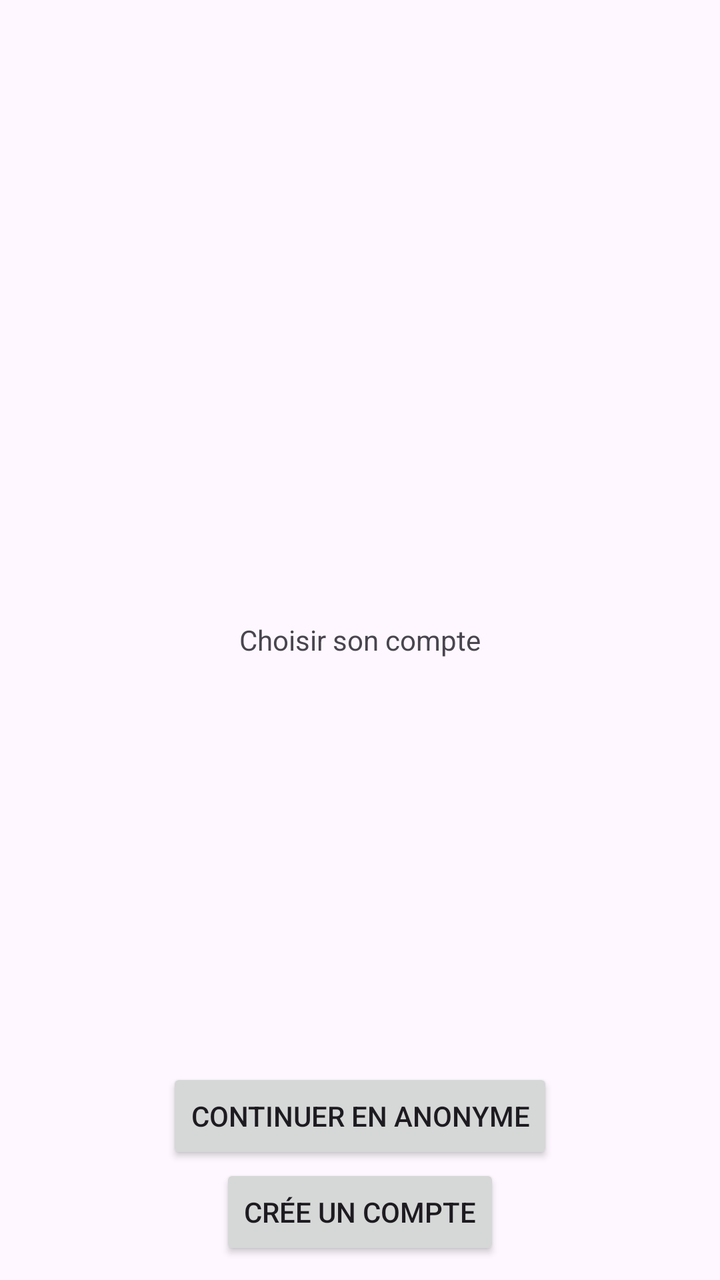
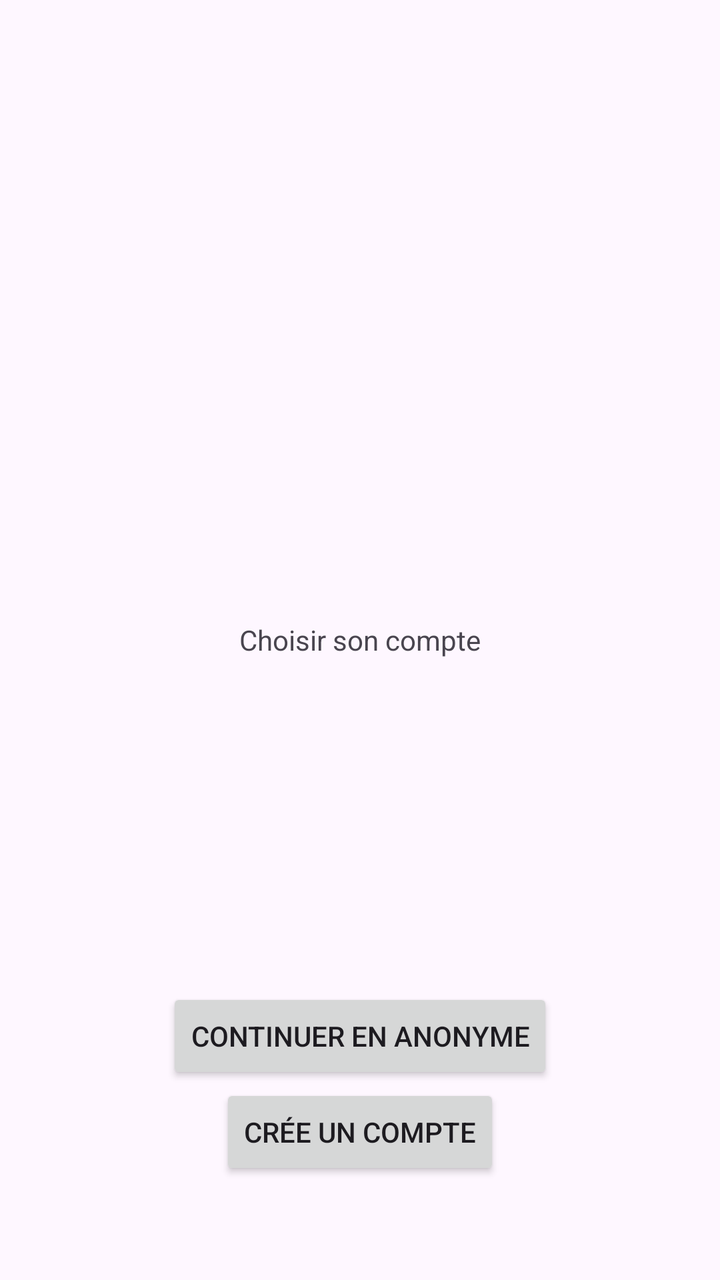

The first picture is an Android layout as it rendered before a commit; the second is the same layout after the commit. The layout source and the unified diff follow.
<!-- AndroidManifest.xml: application theme Theme.MiniProjet -->
<!-- res/layout/activity_main.xml -->
<?xml version="1.0" encoding="utf-8"?>
<RelativeLayout xmlns:android="http://schemas.android.com/apk/res/android"
    xmlns:app="http://schemas.android.com/apk/res-auto"
    xmlns:tools="http://schemas.android.com/tools"
    android:id="@+id/main"
    android:layout_width="match_parent"
    android:layout_height="match_parent"
    tools:context=".MainActivity">

    <LinearLayout
        android:layout_width="wrap_content"
        android:layout_height="wrap_content"
        android:gravity="center"
        android:layout_centerInParent="true"
        android:orientation="vertical">

        <TextView
            android:layout_width="wrap_content"
            android:layout_height="wrap_content"
            android:text="@string/Main_main_title"/>


    </LinearLayout>

    <LinearLayout
        android:layout_width="wrap_content"
        android:layout_height="wrap_content"
        android:layout_alignParentBottom="true"
        android:layout_centerInParent="true"
        android:orientation="vertical"
        android:gravity="center"
        android:layout_marginBottom="10dp">
        <Button
            android:layout_width="wrap_content"
            android:layout_height="wrap_content"
            android:text="@string/Main_btn_Ano"
            android:id="@+id/Main_btn_Ano"/>

        <Button
            android:layout_width="wrap_content"
            android:layout_height="wrap_content"
            android:text="@string/Main_btn_crea"
            android:id="@+id/Main_btn_crea"/>
    </LinearLayout>

</RelativeLayout>
<!-- resources referenced by this layout -->
<resources>
  <string name="Main_btn_Ano">Continuer en anonyme</string>
  <string name="Main_btn_crea">Crée un compte</string>
  <string name="Main_main_title">Choisir son compte</string>
  <style name="Theme.MiniProjet" parent="Base.Theme.MiniProjet" />
  <style name="Base.Theme.MiniProjet" parent="Theme.Material3.DayNight.NoActionBar">
          
          
      </style>
</resources>

<!-- the commit's change to res/layout/activity_main.xml (unified diff, before → after) -->
@@ -6,6 +6,7 @@
     android:layout_width="match_parent"
     android:layout_height="match_parent"
     tools:context=".MainActivity">
+
 
     <LinearLayout
         android:layout_width="wrap_content"
@@ -29,7 +30,7 @@
         android:layout_centerInParent="true"
         android:orientation="vertical"
         android:gravity="center"
-        android:layout_marginBottom="10dp">
+        android:layout_marginBottom="50dp">
         <Button
             android:layout_width="wrap_content"
             android:layout_height="wrap_content"
